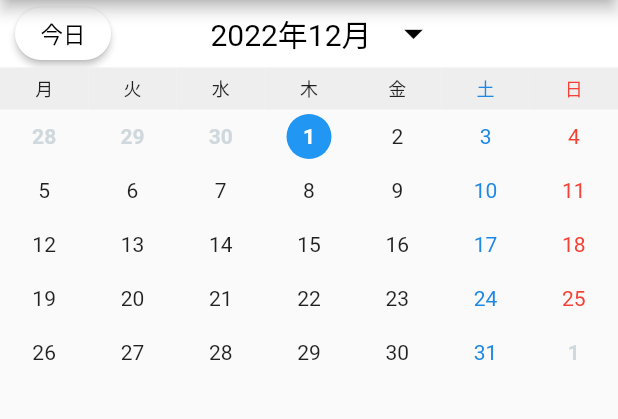
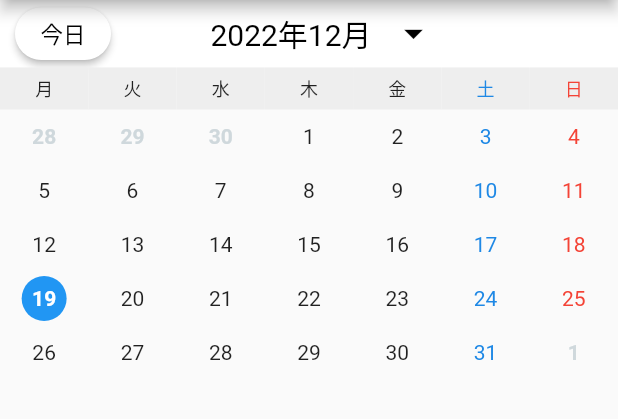
Before and after one commit to NeiHau/calendar_app, a Flutter app: the screen it shows after launch, after a tap on "今日", on a phone screen of 412 x 824 dp, the part 84-503 px from its top. Run offline on Flutter 3.47's test engine with Material 2 defaults, Android fonts, the phone set to English and light mode, and no system bars; our stand-ins replace drift, flutter_riverpod, freezed_annotation, hooks_riverpod; missing offline and left inert: month_year_picker; accounts and stored records are empty; generated files the repository leaves out were written again.

Commit message:
今日のみに青丸を表示させるエラーを解消

```diff
--- a/lib/component/color.dart
+++ b/lib/component/color.dart
@@ -11,9 +11,9 @@ class AppColor {
 }
 */
 
-final whiteProvider = StateProvider(((ref) => Colors.white));
-final blackProvider = StateProvider(((ref) => Colors.black));
-final greyProvider = StateProvider(((ref) => Colors.grey[200]!));
-final grey2Provider = StateProvider(((ref) => Colors.grey[300]!));
-final blueProvider = StateProvider(((ref) => Colors.blue));
-final redProvider = StateProvider(((ref) => Colors.red));
+// final whiteProvider = StateProvider(((ref) => Colors.white));
+// final blackProvider = StateProvider(((ref) => Colors.black));
+// final greyProvider = StateProvider(((ref) => Colors.grey[200]!));
+// final grey2Provider = StateProvider(((ref) => Colors.grey[300]!));
+// final blueProvider = StateProvider(((ref) => Colors.blue));
+// final redProvider = StateProvider(((ref) => Colors.red));
--- a/lib/routes/route.dart
+++ b/lib/routes/route.dart
@@ -24,7 +24,9 @@ class RouteGenerator {
             builder: (context) =>
                 CalendarEventList(currentDate: DateTime.now()));
       case eventAddingPage:
-        return MaterialPageRoute(builder: (context) => const EventAddingPage());
+        final currentDate = settings.arguments as DateTime;
+        return MaterialPageRoute(
+            builder: (context) => EventAddingPage(currentDate: currentDate));
       case eventEditingPage:
         final arguments = settings.arguments as Event;
         return MaterialPageRoute(
--- a/lib/view/calendarView/calendar_list.dart
+++ b/lib/view/calendarView/calendar_list.dart
@@ -1,4 +1,3 @@
-import 'package:first_app/view/calendarView/calendar.dart';
 import 'package:first_app/view/calendarView/calendar_event_list.dart';
 import 'package:flutter/material.dart';
 import 'package:hooks_riverpod/hooks_riverpod.dart';
@@ -51,7 +50,8 @@ class CalendarListDialog extends ConsumerWidget {
                       ),
                       IconButton(
                           onPressed: () {
-                            Navigator.pushNamed(context, "/AddingPage");
+                            Navigator.pushNamed(context, "/AddingPage",
+                                arguments: currentDate);
                           },
                           icon: const Icon(Icons.add, color: Colors.blue)),
                     ]),
--- a/lib/view/calendarView/calendar_view.dart
+++ b/lib/view/calendarView/calendar_view.dart
@@ -1,4 +1,4 @@
-import 'package:first_app/view/calendarView/calendar.dart';
+import 'package:first_app/view/calendarView/calendar_widget.dart';
 import 'package:flutter/material.dart';
 import 'package:hooks_riverpod/hooks_riverpod.dart';
 
@@ -42,7 +42,6 @@ class _CalendarPageState extends ConsumerState<CalendarPage> {
                   final distance = initialPage - value;
                   return DateTime(now.year, now.month - distance);
                 });
-                setState(() {});
               },
             ),
           ),
--- a/lib/view/calendarView/calendar.dart
+++ b/lib/view/calendarView/calendar_widget.dart
@@ -1,4 +1,3 @@
-import 'package:first_app/component/color.dart';
 import 'package:first_app/state_notifier/event_map_provider.dart';
 import 'package:first_app/view/calendarView/calendar_list.dart';
 import 'package:flutter/material.dart';
@@ -34,7 +33,6 @@ class CalendarState extends ConsumerState<Calendar> {
 
   @override
   void initState() {
-    // 最初にデータを読み込む
     final read = ref.read(eventStateProvider.notifier);
     read.readDataMap();
 
@@ -71,8 +69,6 @@ class CalendarState extends ConsumerState<Calendar> {
                     backgroundColor: Colors.white,
                     shape: const StadiumBorder()),
                 onPressed: () {
-                  // なぜか２回押さないと、今日の日付に遷移しない。１回で遷移させたい。
-                  // １回タップすると、月の最初の日に遷移。
                   widget.calendarController.animateToPage(
                       widget.calendarController.initialPage,
                       duration: const Duration(milliseconds: 2),
@@ -103,7 +99,7 @@ class CalendarState extends ConsumerState<Calendar> {
                 ),
               ),
               onTap: () {
-                setState(() {});
+                selectDate('ja');
               },
             )
           ]),
@@ -122,7 +118,7 @@ class CalendarState extends ConsumerState<Calendar> {
       weekList.add(
         Expanded(
           child: Container(
-            decoration: BoxDecoration(color: ref.read(greyProvider)),
+            decoration: BoxDecoration(color: Colors.grey[200]),
             child: Padding(
               padding: const EdgeInsets.symmetric(vertical: 5),
               child: Text(
@@ -230,8 +226,9 @@ class CalendarState extends ConsumerState<Calendar> {
   // 上記の二点を以下のメソッド内で行う。
   Widget buildCalendarItem(int i, DateTime cacheDate, WidgetRef ref) {
     final focusedDay = ref.read(foucusedDayProvider);
-    bool isToday = (selectedDate.difference(cacheDate).inDays == 0) &&
-        (selectedDate.day == cacheDate.day);
+    final date = DateTime.now();
+    final today = DateTime(date.year, date.month, date.day);
+    bool isToday = cacheDate == today;
     bool isOutsideDay = (focusedDay.month != cacheDate.month);
 
     if (isToday) {
@@ -321,7 +318,7 @@ class CalendarState extends ConsumerState<Calendar> {
     const defaultTextColor = Colors.black87;
 
     if (day.weekday == DateTime.sunday) {
-      return ref.read(redProvider);
+      return Colors.red;
     }
     if (day.weekday == DateTime.saturday) {
       return Colors.blue[600]!;
@@ -343,12 +340,12 @@ class CalendarState extends ConsumerState<Calendar> {
   }
 
   // MonthYearPickerを表示させるメソッド。
-  selectDate({required BuildContext context, String? locale}) async {
+  selectDate(String? locale) async {
     final localeObj = locale != null ? Locale(locale) : null;
     final selectedDate = await showMonthYearPicker(
         context: context,
         initialDate: ref.read(foucusedDayProvider),
-        firstDate: DateTime(DateTime.now().year - 1),
+        firstDate: DateTime(1970, 1, 1),
         lastDate: DateTime(DateTime.now().year + 100),
         locale: localeObj);
 
@@ -364,9 +361,7 @@ class CalendarState extends ConsumerState<Calendar> {
     showDialog(
         context: context,
         builder: (BuildContext context) {
-          return CalendarListDialog(
-            cacheDate: cacheDate,
-          );
+          return CalendarListDialog(cacheDate: cacheDate);
         });
   }
 }
```
Also changed, not shown: lib/view/eventAddingPage/event_adding_page.dart (+22 -26 lines), lib/view/eventEditingPage/event_editing_page.dart (+13 -16 lines).
